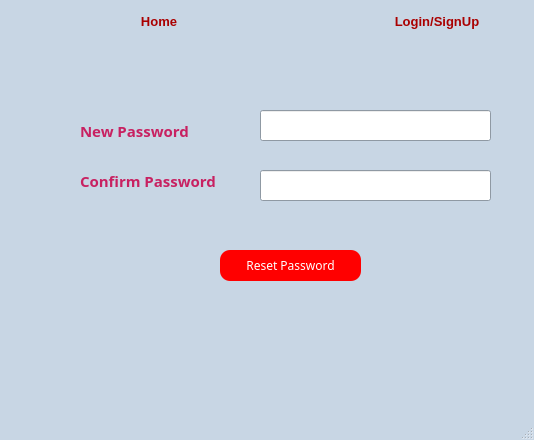
Old version of the form ForgotPasswordWindow.ui in the repository sarthakforwet/Attendance-Record-Management-System.
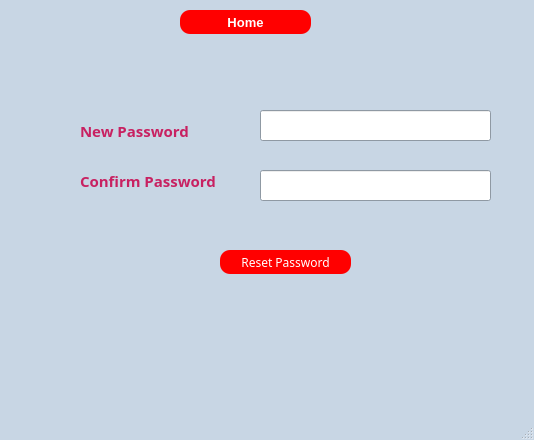
New version of the form. Icons and pictures are not drawn.

Patch:
```diff
--- a/ForgotPasswordWindow.ui
+++ b/ForgotPasswordWindow.ui
@@ -81,9 +81,9 @@
    <widget class="QPushButton" name="home">
     <property name="geometry">
      <rect>
-      <x>9</x>
-      <y>9</y>
-      <width>300</width>
+      <x>180</x>
+      <y>10</y>
+      <width>131</width>
       <height>24</height>
      </rect>
     </property>
@@ -114,10 +114,55 @@
     <property name="palette">
      <palette>
       <active>
+       <colorrole role="WindowText">
+        <brush brushstyle="SolidPattern">
+         <color alpha="255">
+          <red>255</red>
+          <green>255</green>
+          <blue>255</blue>
+         </color>
+        </brush>
+       </colorrole>
+       <colorrole role="Button">
+        <brush brushstyle="SolidPattern">
+         <color alpha="255">
+          <red>255</red>
+          <green>0</green>
+          <blue>0</blue>
+         </color>
+        </brush>
+       </colorrole>
+       <colorrole role="Text">
+        <brush brushstyle="SolidPattern">
+         <color alpha="255">
+          <red>255</red>
+          <green>255</green>
+          <blue>255</blue>
+         </color>
+        </brush>
+       </colorrole>
        <colorrole role="ButtonText">
         <brush brushstyle="SolidPattern">
          <color alpha="255">
-          <red>170</red>
+          <red>255</red>
+          <green>255</green>
+          <blue>255</blue>
+         </color>
+        </brush>
+       </colorrole>
+       <colorrole role="Base">
+        <brush brushstyle="SolidPattern">
+         <color alpha="255">
+          <red>255</red>
+          <green>0</green>
+          <blue>0</blue>
+         </color>
+        </brush>
+       </colorrole>
+       <colorrole role="Window">
+        <brush brushstyle="SolidPattern">
+         <color alpha="255">
+          <red>255</red>
           <green>0</green>
           <blue>0</blue>
          </color>
@@ -125,10 +170,55 @@
        </colorrole>
       </active>
       <inactive>
+       <colorrole role="WindowText">
+        <brush brushstyle="SolidPattern">
+         <color alpha="255">
+          <red>255</red>
+          <green>255</green>
+          <blue>255</blue>
+         </color>
+        </brush>
+       </colorrole>
+       <colorrole role="Button">
+        <brush brushstyle="SolidPattern">
+         <color alpha="255">
+          <red>255</red>
+          <green>0</green>
+          <blue>0</blue>
+         </color>
+        </brush>
+       </colorrole>
+       <colorrole role="Text">
+        <brush brushstyle="SolidPattern">
+         <color alpha="255">
+          <red>255</red>
+          <green>255</green>
+          <blue>255</blue>
+         </color>
+        </brush>
+       </colorrole>
        <colorrole role="ButtonText">
         <brush brushstyle="SolidPattern">
          <color alpha="255">
-          <red>170</red>
+          <red>255</red>
+          <green>255</green>
+          <blue>255</blue>
+         </color>
+        </brush>
+       </colorrole>
+       <colorrole role="Base">
+        <brush brushstyle="SolidPattern">
+         <color alpha="255">
+          <red>255</red>
+          <green>0</green>
+          <blue>0</blue>
+         </color>
+        </brush>
+       </colorrole>
+       <colorrole role="Window">
+        <brush brushstyle="SolidPattern">
+         <color alpha="255">
+          <red>255</red>
           <green>0</green>
           <blue>0</blue>
          </color>
@@ -136,12 +226,57 @@
        </colorrole>
       </inactive>
       <disabled>
+       <colorrole role="WindowText">
+        <brush brushstyle="SolidPattern">
+         <color alpha="255">
+          <red>255</red>
+          <green>255</green>
+          <blue>255</blue>
+         </color>
+        </brush>
+       </colorrole>
+       <colorrole role="Button">
+        <brush brushstyle="SolidPattern">
+         <color alpha="255">
+          <red>255</red>
+          <green>0</green>
+          <blue>0</blue>
+         </color>
+        </brush>
+       </colorrole>
+       <colorrole role="Text">
+        <brush brushstyle="SolidPattern">
+         <color alpha="255">
+          <red>255</red>
+          <green>255</green>
+          <blue>255</blue>
+         </color>
+        </brush>
+       </colorrole>
        <colorrole role="ButtonText">
         <brush brushstyle="SolidPattern">
          <color alpha="255">
-          <red>120</red>
-          <green>120</green>
-          <blue>120</blue>
+          <red>255</red>
+          <green>255</green>
+          <blue>255</blue>
+         </color>
+        </brush>
+       </colorrole>
+       <colorrole role="Base">
+        <brush brushstyle="SolidPattern">
+         <color alpha="255">
+          <red>255</red>
+          <green>0</green>
+          <blue>0</blue>
+         </color>
+        </brush>
+       </colorrole>
+       <colorrole role="Window">
+        <brush brushstyle="SolidPattern">
+         <color alpha="255">
+          <red>255</red>
+          <green>0</green>
+          <blue>0</blue>
          </color>
         </brush>
        </colorrole>
@@ -159,6 +294,13 @@
     <property name="autoFillBackground">
      <bool>false</bool>
     </property>
+    <property name="styleSheet">
+     <string notr="true">QPushButton{
+	background-color: rgb(255,0, 0);
+	border-radius:10px;
+	color:#FFFFFF
+}</string>
+    </property>
     <property name="text">
      <string>Home</string>
     </property>
@@ -172,121 +314,6 @@
      <bool>true</bool>
     </property>
    </widget>
-   <widget class="QPushButton" name="login_signUp">
-    <property name="geometry">
-     <rect>
-      <x>337</x>
-      <y>9</y>
-      <width>200</width>
-      <height>24</height>
-     </rect>
-    </property>
-    <property name="palette">
-     <palette>
-      <active>
-       <colorrole role="WindowText">
-        <brush brushstyle="SolidPattern">
-         <color alpha="255">
-          <red>170</red>
-          <green>0</green>
-          <blue>0</blue>
-         </color>
-        </brush>
-       </colorrole>
-       <colorrole role="Text">
-        <brush brushstyle="SolidPattern">
-         <color alpha="255">
-          <red>170</red>
-          <green>0</green>
-          <blue>0</blue>
-         </color>
-        </brush>
-       </colorrole>
-       <colorrole role="ButtonText">
-        <brush brushstyle="SolidPattern">
-         <color alpha="255">
-          <red>170</red>
-          <green>0</green>
-          <blue>0</blue>
-         </color>
-        </brush>
-       </colorrole>
-      </active>
-      <inactive>
-       <colorrole role="WindowText">
-        <brush brushstyle="SolidPattern">
-         <color alpha="255">
-          <red>170</red>
-          <green>0</green>
-          <blue>0</blue>
-         </color>
-        </brush>
-       </colorrole>
-       <colorrole role="Text">
-        <brush brushstyle="SolidPattern">
-         <color alpha="255">
-          <red>170</red>
-          <green>0</green>
-          <blue>0</blue>
-         </color>
-        </brush>
-       </colorrole>
-       <colorrole role="ButtonText">
-        <brush brushstyle="SolidPattern">
-         <color alpha="255">
-          <red>170</red>
-          <green>0</green>
-          <blue>0</blue>
-         </color>
-        </brush>
-       </colorrole>
-      </inactive>
-      <disabled>
-       <colorrole role="WindowText">
-        <brush brushstyle="SolidPattern">
-         <color alpha="255">
-          <red>120</red>
-          <green>120</green>
-          <blue>120</blue>
-         </color>
-        </brush>
-       </colorrole>
-       <colorrole role="Text">
-        <brush brushstyle="SolidPattern">
-         <color alpha="255">
-          <red>120</red>
-          <green>120</green>
-          <blue>120</blue>
-         </color>
-        </brush>
-       </colorrole>
-       <colorrole role="ButtonText">
-        <brush brushstyle="SolidPattern">
-         <color alpha="255">
-          <red>120</red>
-          <green>120</green>
-          <blue>120</blue>
-         </color>
-        </brush>
-       </colorrole>
-      </disabled>
-     </palette>
-    </property>
-    <property name="font">
-     <font>
-      <family>Arial</family>
-      <pointsize>10</pointsize>
-      <weight>75</weight>
-      <bold>true</bold>
-     </font>
-    </property>
-    <property name="text">
-     <string>Login/SignUp</string>
-    </property>
-    <property name="flat">
-     <bool>true</bool>
-    </property>
-   </widget>
    <widget class="QLabel" name="label_3">
     <property name="geometry">
      <rect>
@@ -584,8 +611,8 @@
      <rect>
       <x>220</x>
       <y>250</y>
-      <width>141</width>
-      <height>31</height>
+      <width>131</width>
+      <height>24</height>
      </rect>
     </property>
     <property name="palette">
```
